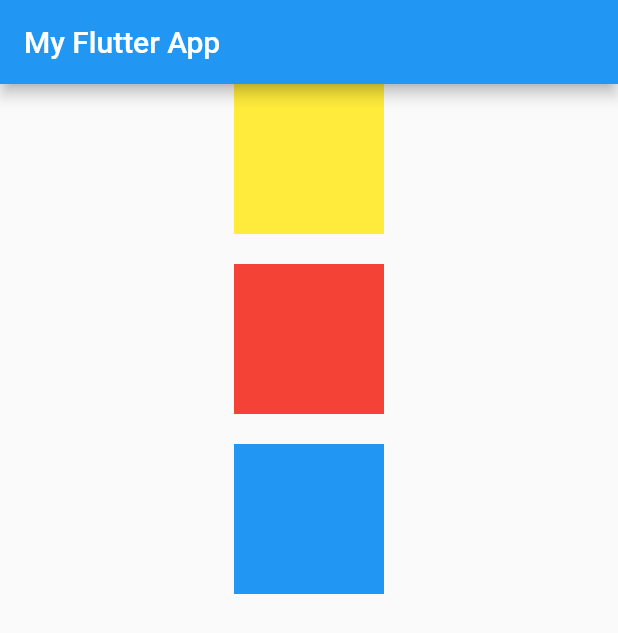
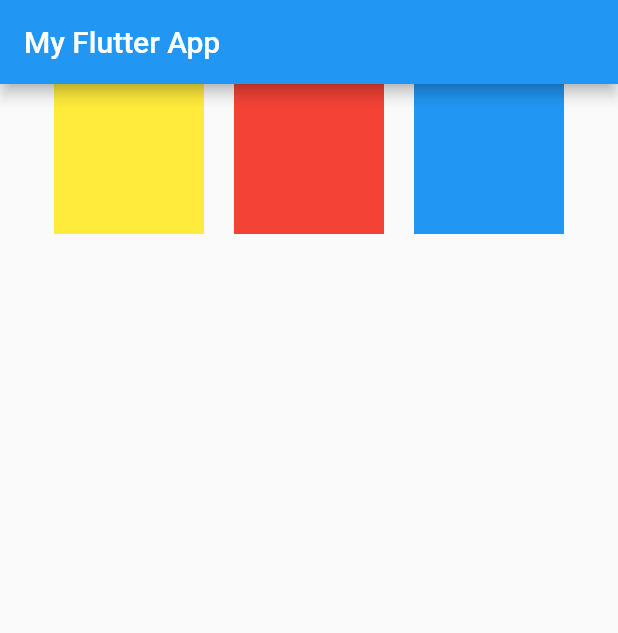
Before and after one commit to sunnymac/rowcols, a Flutter app: the screen it shows after launch, on a phone screen of 412 x 824 dp. Shown: the top 633 px of the screen. Run offline on Flutter 3.47's test engine with Material 2 defaults, Android fonts, the phone set to English and light mode, and no system bars.

Commit message:
sized box

```diff
--- a/lib/main.dart
+++ b/lib/main.dart
@@ -23,8 +23,8 @@ class MyApp extends StatelessWidget {
       body: Container(
        // color: Colors.grey,
         width: double.infinity,
-        child: Column(
-          crossAxisAlignment: CrossAxisAlignment.center,
+        child: Row(
+          mainAxisAlignment: MainAxisAlignment.center,
 
           children: [
             Container(
@@ -33,7 +33,7 @@ class MyApp extends StatelessWidget {
               color: Colors.yellow,
             ),
             SizedBox(
-              height: 20,
+              width: 20,
 
             ),
 
@@ -43,7 +43,7 @@ class MyApp extends StatelessWidget {
               color: Colors.red,
             ),
             SizedBox(
-              height: 20,
+              width: 20,
             ),
 
             Container(
```
